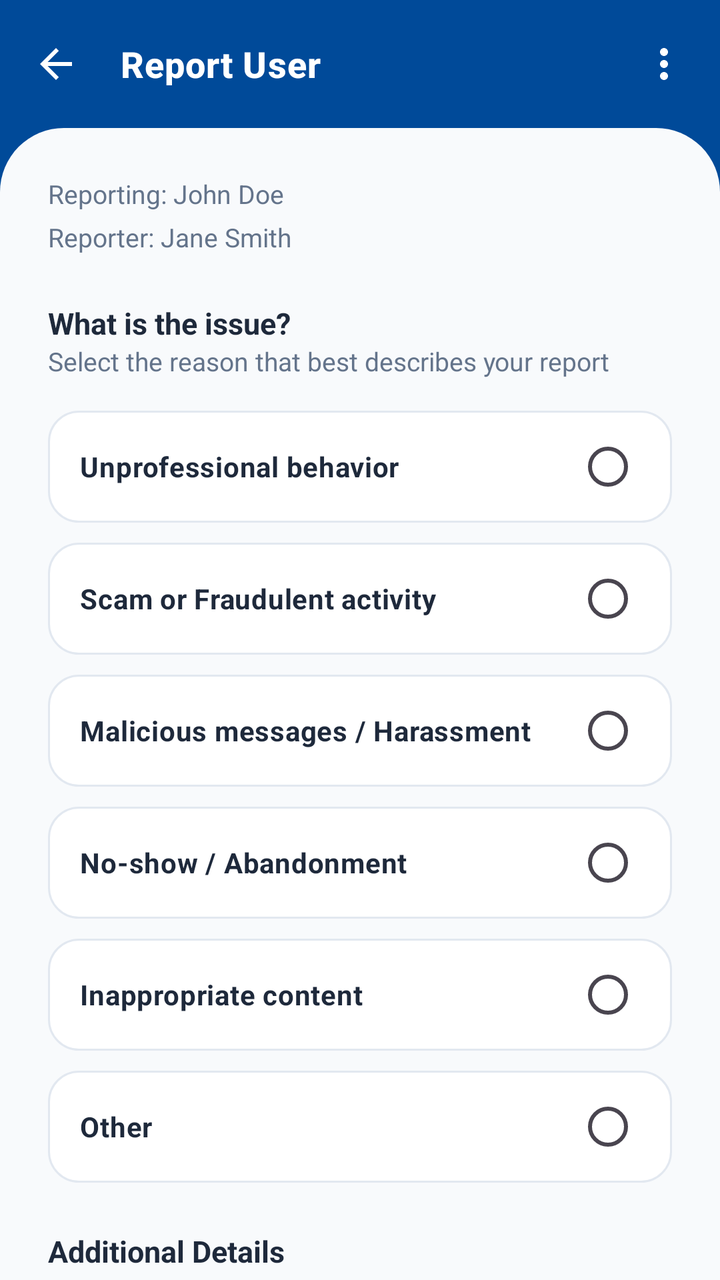
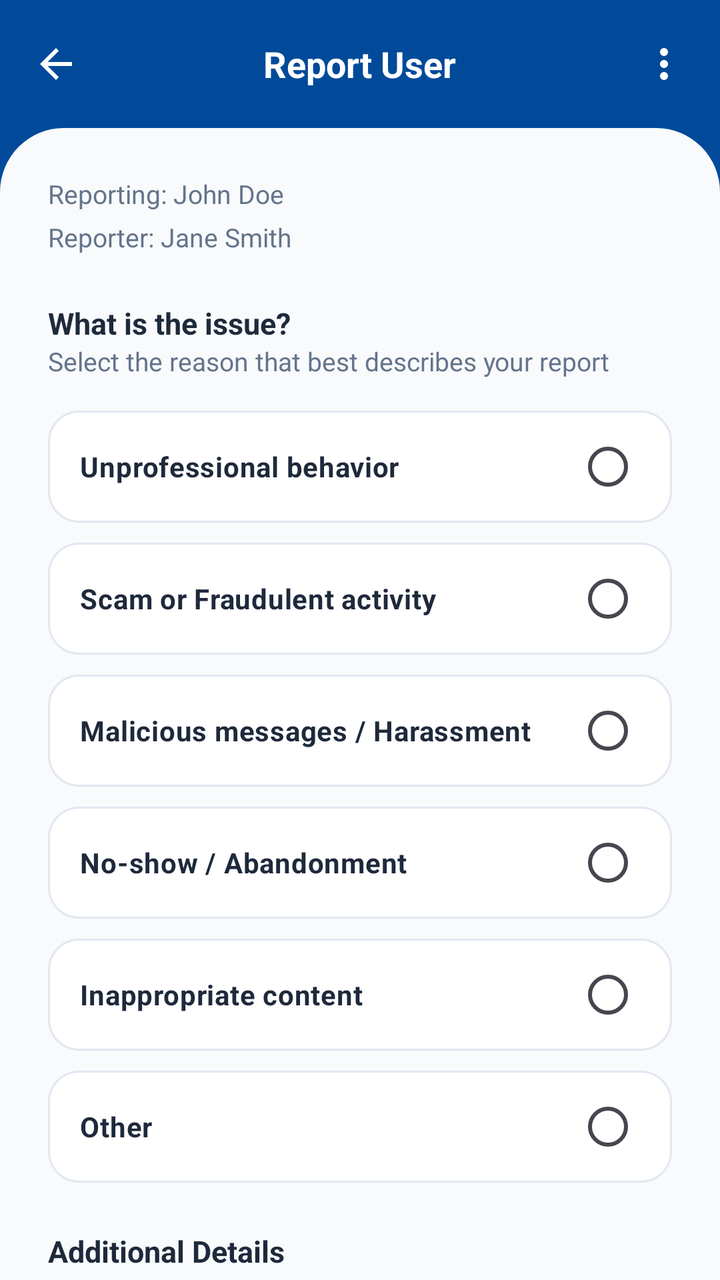

Screens rendered from an Android XML layout before and after an edit, with the pre-edit source and the edit as a unified diff.
<!-- AndroidManifest.xml: application theme Theme.STRACT -->
<!-- res/layout/activity_report_user.xml -->
<?xml version="1.0" encoding="utf-8"?>
<LinearLayout xmlns:android="http://schemas.android.com/apk/res/android"
    xmlns:app="http://schemas.android.com/apk/res-auto"
    xmlns:tools="http://schemas.android.com/tools"
    android:layout_width="match_parent"
    android:layout_height="match_parent"
    android:orientation="vertical"
    android:background="#004A99">

    
    <androidx.appcompat.widget.Toolbar
        android:id="@+id/toolbar"
        android:layout_width="match_parent"
        android:layout_height="?attr/actionBarSize"
        app:navigationIcon="@drawable/ic_back"
        app:navigationIconTint="#FFFFFF"
        app:title="Report User"
        app:titleTextColor="#FFFFFF"
        app:titleTextAppearance="@style/ToolbarTitleStyle">

        <ImageButton
            android:id="@+id/btnToolbarMore"
            android:layout_width="wrap_content"
            android:layout_height="wrap_content"
            android:layout_gravity="end"
            android:layout_marginEnd="16dp"
            android:background="?attr/selectableItemBackgroundBorderless"
            android:src="@drawable/ic_more_vert"
            app:tint="#FFFFFF" />
    </androidx.appcompat.widget.Toolbar>

    <androidx.core.widget.NestedScrollView
        android:layout_width="match_parent"
        android:layout_height="match_parent"
        android:fillViewport="true">

        <LinearLayout
            android:layout_width="match_parent"
            android:layout_height="wrap_content"
            android:orientation="vertical"
            android:background="@drawable/rounded_top_white"
            android:padding="24dp">

            <TextView
                android:id="@+id/tvReportContext"
                android:layout_width="wrap_content"
                android:layout_height="wrap_content"
                android:text="Reporting: John Doe"
                android:textColor="#64748B"
                android:textSize="13sp" />

            <TextView
                android:id="@+id/tvReporterInfo"
                android:layout_width="wrap_content"
                android:layout_height="wrap_content"
                android:text="Reporter: Jane Smith"
                android:textColor="#64748B"
                android:textSize="13sp"
                android:layout_marginTop="4dp"
                android:layout_marginBottom="24dp" />

            <TextView
                android:layout_width="wrap_content"
                android:layout_height="wrap_content"
                android:text="What is the issue?"
                android:textColor="#1E293B"
                android:textSize="15sp"
                android:textStyle="bold" />

            <TextView
                android:layout_width="wrap_content"
                android:layout_height="wrap_content"
                android:text="Select the reason that best describes your report"
                android:textColor="#64748B"
                android:textSize="13sp"
                android:layout_marginBottom="16dp" />

            <RadioGroup
                android:id="@+id/rgReportReasons"
                android:layout_width="match_parent"
                android:layout_height="wrap_content">

                <RadioButton
                    android:id="@+id/rbUnprofessional"
                    android:layout_width="match_parent"
                    android:layout_height="wrap_content"
                    android:minHeight="56dp"
                    android:text="Unprofessional behavior"
                    android:button="@null"
                    android:drawableEnd="?android:attr/listChoiceIndicatorSingle"
                    android:paddingHorizontal="16dp"
                    android:background="@drawable/bg_card"
                    android:layout_marginBottom="10dp"
                    android:textColor="#1E293B"
                    android:textStyle="bold" />

                <RadioButton
                    android:id="@+id/rbScam"
                    android:layout_width="match_parent"
                    android:layout_height="wrap_content"
                    android:minHeight="56dp"
                    android:text="Scam or Fraudulent activity"
                    android:button="@null"
                    android:drawableEnd="?android:attr/listChoiceIndicatorSingle"
                    android:paddingHorizontal="16dp"
                    android:background="@drawable/bg_card"
                    android:layout_marginBottom="10dp"
                    android:textColor="#1E293B"
                    android:textStyle="bold" />

                <RadioButton
                    android:id="@+id/rbMalicious"
                    android:layout_width="match_parent"
                    android:layout_height="wrap_content"
                    android:minHeight="56dp"
                    android:text="Malicious messages / Harassment"
                    android:button="@null"
                    android:drawableEnd="?android:attr/listChoiceIndicatorSingle"
                    android:paddingHorizontal="16dp"
                    android:background="@drawable/bg_card"
                    android:layout_marginBottom="10dp"
                    android:textColor="#1E293B"
                    android:textStyle="bold" />

                <RadioButton
                    android:id="@+id/rbNoShow"
                    android:layout_width="match_parent"
                    android:layout_height="wrap_content"
                    android:minHeight="56dp"
                    android:text="No-show / Abandonment"
                    android:button="@null"
                    android:drawableEnd="?android:attr/listChoiceIndicatorSingle"
                    android:paddingHorizontal="16dp"
                    android:background="@drawable/bg_card"
                    android:layout_marginBottom="10dp"
                    android:textColor="#1E293B"
                    android:textStyle="bold" />

                <RadioButton
                    android:id="@+id/rbInappropriate"
                    android:layout_width="match_parent"
                    android:layout_height="wrap_content"
                    android:minHeight="56dp"
                    android:text="Inappropriate content"
                    android:button="@null"
                    android:drawableEnd="?android:attr/listChoiceIndicatorSingle"
                    android:paddingHorizontal="16dp"
                    android:background="@drawable/bg_card"
                    android:layout_marginBottom="10dp"
                    android:textColor="#1E293B"
                    android:textStyle="bold" />

                <RadioButton
                    android:id="@+id/rbOther"
                    android:layout_width="match_parent"
                    android:layout_height="wrap_content"
                    android:minHeight="56dp"
                    android:text="Other"
                    android:button="@null"
                    android:drawableEnd="?android:attr/listChoiceIndicatorSingle"
                    android:paddingHorizontal="16dp"
                    android:background="@drawable/bg_card"
                    android:layout_marginBottom="24dp"
                    android:textColor="#1E293B"
                    android:textStyle="bold" />
            </RadioGroup>

            <TextView
                android:layout_width="wrap_content"
                android:layout_height="wrap_content"
                android:text="Additional Details"
                android:textColor="#1E293B"
                android:textSize="15sp"
                android:textStyle="bold"
                android:layout_marginBottom="12dp" />

            <EditText
                android:id="@+id/etReportDescription"
                android:layout_width="match_parent"
                android:layout_height="100dp"
                android:background="@drawable/bg_card"
                android:gravity="top"
                android:hint="Provide more information about the issue..."
                android:padding="16dp"
                android:textSize="14sp"
                android:layout_marginBottom="24dp" />

            <TextView
                android:layout_width="wrap_content"
                android:layout_height="wrap_content"
                android:text="Add evidence (Screenshots/Photos)"
                android:textColor="#1E293B"
                android:textSize="15sp"
                android:textStyle="bold"
                android:layout_marginBottom="12dp" />

            <FrameLayout
                android:id="@+id/btnUploadReportEvidence"
                android:layout_width="100dp"
                android:layout_height="100dp"
                android:background="@drawable/bg_image_placeholder"
                android:layout_marginBottom="24dp">

                <ImageView
                    android:id="@+id/ivReportEvidence"
                    android:layout_width="match_parent"
                    android:layout_height="match_parent"
                    android:scaleType="centerCrop" />

                <ImageView
                    android:layout_width="28dp"
                    android:layout_height="28dp"
                    android:layout_gravity="center"
                    android:src="@drawable/ic_plus"
                    app:tint="#004A99" />
            </FrameLayout>

            <LinearLayout
                android:layout_width="match_parent"
                android:layout_height="wrap_content"
                android:background="#FEF3C7"
                android:padding="16dp"
                android:orientation="horizontal"
                android:layout_marginBottom="24dp">
                <TextView
                    android:layout_width="match_parent"
                    android:layout_height="wrap_content"
                    android:text="Our team will review this report within 24-48 hours. Misuse of the reporting system may lead to account suspension."
                    android:textColor="#D97706"
                    android:textSize="13sp" />
            </LinearLayout>

            <com.google.android.material.button.MaterialButton
                android:id="@+id/btnSubmitUserReport"
                android:layout_width="match_parent"
                android:layout_height="64dp"
                android:text="Submit report"
                android:textColor="#FFFFFF"
                android:textSize="18sp"
                android:textStyle="bold"
                android:textAllCaps="false"
                app:backgroundTint="#B91C1C"
                app:cornerRadius="16dp"
                android:layout_marginBottom="32dp" />

        </LinearLayout>
    </androidx.core.widget.NestedScrollView>

    
    <FrameLayout
        android:id="@+id/loadingOverlay"
        android:layout_width="match_parent"
        android:layout_height="match_parent"
        android:background="#80000000"
        android:visibility="gone"
        android:clickable="true"
        android:focusable="true">
        <ProgressBar
            android:layout_width="wrap_content"
            android:layout_height="wrap_content"
            android:layout_gravity="center"
            android:indeterminateTint="#FFFFFF" />
    </FrameLayout>

</LinearLayout>
<!-- resources referenced by this layout -->
<resources>
  <!-- drawable bg_card (drawable) -->
  <?xml version="1.0" encoding="utf-8"?>
  <shape xmlns:android="http://schemas.android.com/apk/res/android"
      android:shape="rectangle">
      <solid android:color="#FFFFFF" />
      <corners android:radius="15dp" />
      <stroke android:width="1dp" android:color="#E2E8F0" />
  </shape>
  <!-- drawable bg_image_placeholder (drawable) -->
  <vector xmlns:android="http://schemas.android.com/apk/res/android"
      android:width="24dp"
      android:height="24dp"
      android:viewportWidth="24"
      android:viewportHeight="24"
      android:tint="#94A3B8">
      <path
          android:fillColor="@android:color/white"
          android:fillType="evenOdd"
          android:pathData="M4.5,4.5L19.5,4.5Q21.5,4.5 21.5,6.5L21.5,17.5Q21.5,19.5 19.5,19.5L4.5,19.5Q2.5,19.5 2.5,17.5L2.5,6.5Q2.5,4.5 4.5,4.5Z M4.5,6.3L19.5,6.3Q19.7,6.3 19.7,6.5L19.7,17.5Q19.7,17.7 19.5,17.7L4.5,17.7Q4.3,17.7 4.3,17.5L4.3,6.5Q4.3,6.3 4.5,6.3Z" />
      <path
          android:fillColor="@android:color/white"
          android:pathData="M8,8.2 A1.8,1.8 0 1,0 8,11.8 A1.8,1.8 0 1,0 8,8.2Z" />
      <path
          android:fillColor="@android:color/white"
          android:pathData="M3,17.5L9,11.5L13,15.5L16,12.5L21,17.5L20.3,18.2L16,14L13,17L9,13L3.7,18.2Z" />
  </vector>
  <!-- drawable ic_back (drawable) -->
  <?xml version="1.0" encoding="utf-8"?>
  <vector xmlns:android="http://schemas.android.com/apk/res/android"
      android:width="24dp"
      android:height="24dp"
      android:viewportWidth="24"
      android:viewportHeight="24">
      <path
          android:fillColor="#FFFFFF"
          android:pathData="M20,11H7.83l5.59,-5.59L12,4l-8,8 8,8 1.41,-1.41L7.83,13H20v-2z"/>
  </vector>
  <!-- drawable ic_more_vert (drawable) -->
  <vector xmlns:android="http://schemas.android.com/apk/res/android"
      android:width="24dp"
      android:height="24dp"
      android:viewportWidth="24"
      android:viewportHeight="24"
      android:tint="#FFFFFF">
      <path
          android:fillColor="@android:color/white"
          android:pathData="M12,8c1.1,0 2,-0.9 2,-2s-0.9,-2 -2,-2 -2,0.9 -2,2 0.9,2 2,2zM12,10c-1.1,0 -2,0.9 -2,2s0.9,2 2,2 2,-0.9 2,-2 -0.9,-2 -2,-2zM12,16c-1.1,0 -2,0.9 -2,2s0.9,2 2,2 2,-0.9 2,-2 -0.9,-2 -2,-2z" />
  </vector>
  <!-- drawable ic_plus (drawable) -->
  <vector xmlns:android="http://schemas.android.com/apk/res/android"
      android:width="24dp"
      android:height="24dp"
      android:viewportWidth="24"
      android:viewportHeight="24">
      <path
          android:fillColor="#000000"
          android:pathData="M19,13h-6v6h-2v-6H5v-2h6V5h2v6h6v2Z"/>
  </vector>
  <!-- drawable rounded_top_white (drawable) -->
  <?xml version="1.0" encoding="utf-8"?>
  <shape xmlns:android="http://schemas.android.com/apk/res/android">
      <solid android:color="#F8FAFC" />
      <corners
          android:topLeftRadius="32dp"
          android:topRightRadius="32dp" />
  </shape>
  <style name="ToolbarTitleStyle" parent="TextAppearance.Widget.AppCompat.Toolbar.Title">
          <item name="android:textSize">18sp</item>
          <item name="android:textStyle">bold</item>
          <item name="android:letterSpacing">0.02</item>
      </style>
  <style name="Theme.STRACT" parent="Base.Theme.STRACT" />
  <style name="Base.Theme.STRACT" parent="Theme.Material3.DayNight.NoActionBar">
          <item name="colorPrimary">#004A99</item>
          <item name="colorPrimaryContainer">#004A99</item>
          <item name="colorOnPrimary">#FFFFFF</item>
          <item name="colorSecondary">#004A99</item>
          <item name="colorOnSecondary">#FFFFFF</item>
          <item name="colorTertiary">#004A99</item>
          <item name="colorSecondaryContainer">#EBF2FF</item>
          <item name="colorOnSecondaryContainer">#004A99</item>
          <item name="android:statusBarColor">#004A99</item>
          <item name="android:navigationBarColor">#FFFFFF</item>
          <item name="android:windowLightStatusBar" tools:targetApi="m">false</item>
      </style>
</resources>

<!-- the commit's change to res/layout/activity_report_user.xml (unified diff, before → after) -->
@@ -2,21 +2,37 @@
 <LinearLayout xmlns:android="http://schemas.android.com/apk/res/android"
     xmlns:app="http://schemas.android.com/apk/res-auto"
     xmlns:tools="http://schemas.android.com/tools"
+    android:id="@+id/reportUserRoot"
     android:layout_width="match_parent"
     android:layout_height="match_parent"
     android:orientation="vertical"
     android:background="#004A99">
 
     
+    <View
+        android:id="@+id/statusBarSpacer"
+        android:layout_width="match_parent"
+        android:layout_height="0dp"
+        android:background="#004A99" />
+
+    
     <androidx.appcompat.widget.Toolbar
         android:id="@+id/toolbar"
         android:layout_width="match_parent"
         android:layout_height="?attr/actionBarSize"
+        android:background="#004A99"
+        app:elevation="0dp"
         app:navigationIcon="@drawable/ic_back"
-        app:navigationIconTint="#FFFFFF"
-        app:title="Report User"
-        app:titleTextColor="#FFFFFF"
-        app:titleTextAppearance="@style/ToolbarTitleStyle">
+        app:navigationIconTint="#FFFFFF">
+
+        <TextView
+            android:layout_width="wrap_content"
+            android:layout_height="wrap_content"
+            android:layout_gravity="center"
+            android:text="Report User"
+            android:textColor="#FFFFFF"
+            android:textSize="18sp"
+            android:textStyle="bold" />
 
         <ImageButton
             android:id="@+id/btnToolbarMore"
<!-- resource entries referenced after the edit -->
@@ -66,11 +66,6 @@
           android:topLeftRadius="32dp"
           android:topRightRadius="32dp" />
   </shape>
-  <style name="ToolbarTitleStyle" parent="TextAppearance.Widget.AppCompat.Toolbar.Title">
-          <item name="android:textSize">18sp</item>
-          <item name="android:textStyle">bold</item>
-          <item name="android:letterSpacing">0.02</item>
-      </style>
   <style name="Theme.STRACT" parent="Base.Theme.STRACT" />
   <style name="Base.Theme.STRACT" parent="Theme.Material3.DayNight.NoActionBar">
           <item name="colorPrimary">#004A99</item>
